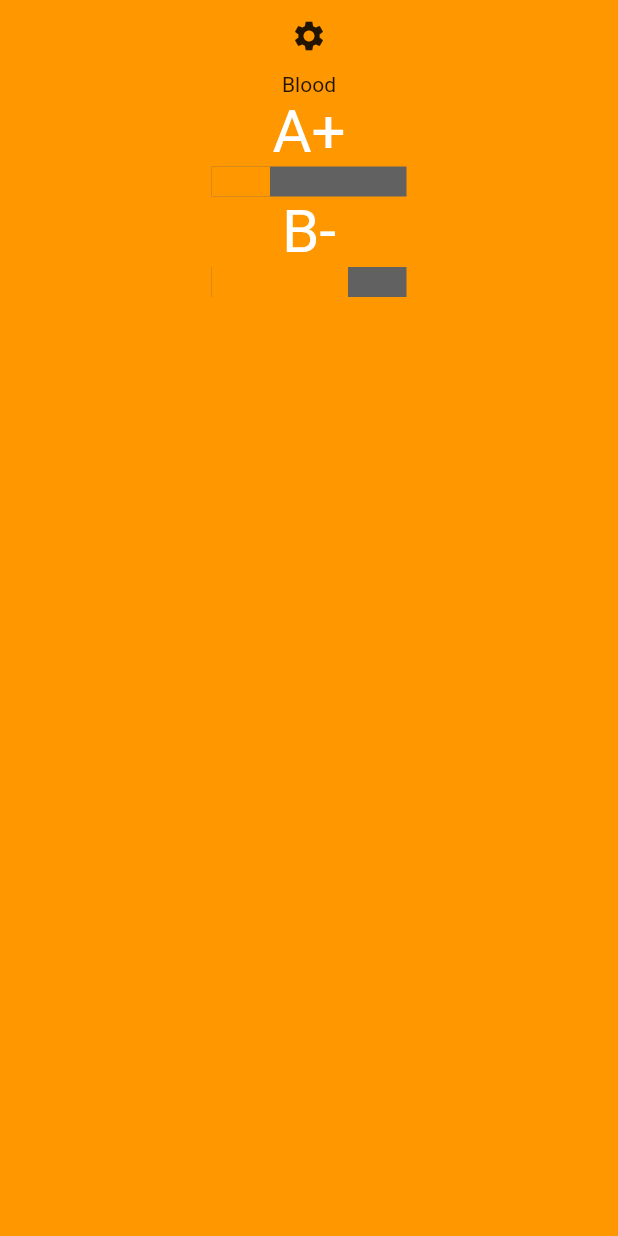
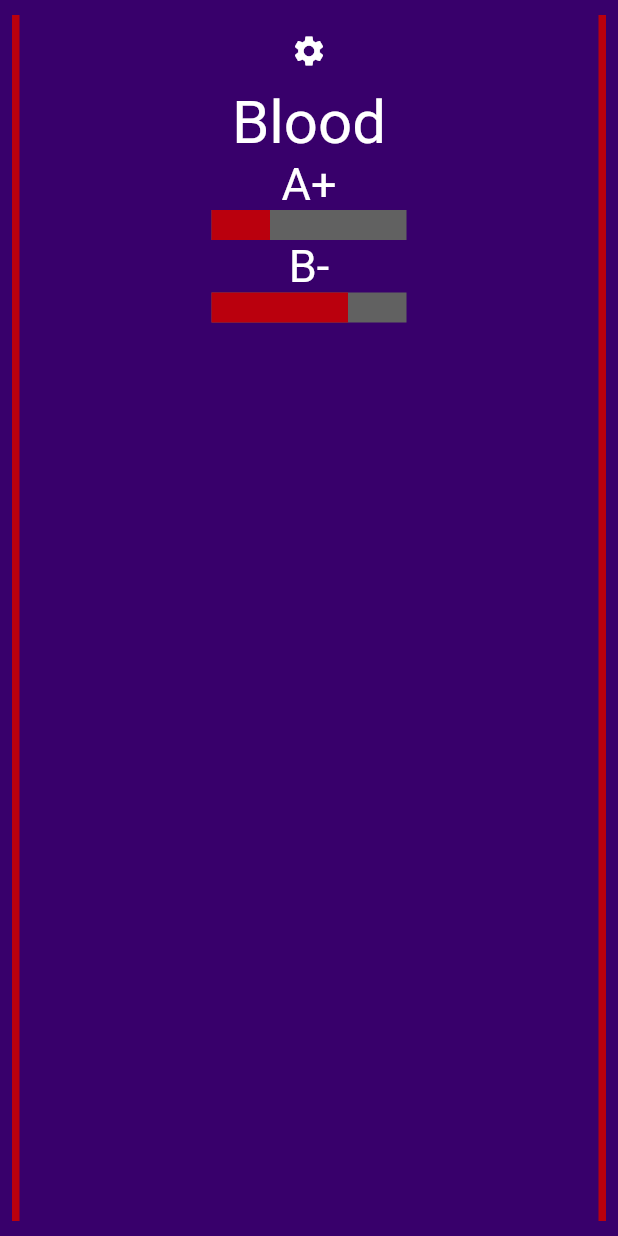
Before and after one commit to devwerewolf/monstr_app, a Flutter app: the SurvivalPage screen opened by its route, on a phone screen of 412 x 824 dp. Run offline on Flutter 3.47's test engine with Material 2 defaults, Android fonts, the phone set to English and light mode, and no system bars; drawn by our look-alikes of percent_indicator; our stand-ins replace bloc, cloud_firestore, flutter_bloc, time; missing offline and left inert: flutter_suncalc; accounts and stored records are empty.

Commit message:
Good borders = good design

```diff
--- a/lib/components/blood_group.dart
+++ b/lib/components/blood_group.dart
@@ -1,5 +1,6 @@
 import 'package:flutter/material.dart';
 import 'package:monstr_app/components/blood_stats.dart';
+import 'package:monstr_app/constants/custom_theme.dart';
 import 'package:monstr_app/utils/blood_list_utils.dart';
 
 class BloodGroup extends StatefulWidget {
@@ -18,7 +19,8 @@ class _BloodGroupState extends State<BloodGroup> {
         return Column(
           children: [
             Text(
-              "Blood"
+              "Blood",
+              style: TextStyle(color: HomePageTextColor, fontSize: 40),
             ),
             ...bloodStatsList
           ],
--- a/lib/components/blood_stats.dart
+++ b/lib/components/blood_stats.dart
@@ -23,14 +23,14 @@ class _BloodStatsState extends State<BloodStats> {
           widget.blood.type,
           style: TextStyle(
             color: HomePageTextColor,
-            fontSize: 40,
+            fontSize: 30,
           ),
           textAlign: TextAlign.center,
         ),
         LinearPercentIndicator(
           width: 150,
           lineHeight: 20,
-          progressColor: Colors.orange,
+          progressColor: Color(0xffba000d),
           backgroundColor: Colors.grey[700],
           percent: widget.blood.percentageAmount,
           alignment: MainAxisAlignment.center,
--- /dev/null
+++ b/lib/components/primary_page_container.dart
@@ -0,0 +1,37 @@
+import 'package:flutter/material.dart';
+import 'package:monstr_app/constants/custom_theme.dart';
+
+class PrimaryPageContainer extends StatefulWidget {
+  final Widget child;
+  final Color borderColor;
+
+  PrimaryPageContainer({@required this.child, this.borderColor = Colors.white});
+
+  @override
+  _PrimaryPageContainerState createState() => _PrimaryPageContainerState();
+}
+
+class _PrimaryPageContainerState extends State<PrimaryPageContainer> {
+  @override
+  Widget build(BuildContext context) {
+    return Container(
+      decoration: BoxDecoration(
+        color: HomePagePanelColor
+      ),
+      child: Padding(
+        padding: const EdgeInsets.symmetric(horizontal: 8.0, vertical: 10.0),
+        child: Container(
+          decoration: BoxDecoration(
+            border: Border.symmetric(
+              vertical: BorderSide(
+                color: widget.borderColor,
+                width: 5,
+              ),
+            ),
+          ),
+          child: widget.child
+        ),
+      ),
+    );
+  }
+}
--- a/lib/design/settings_button.dart
+++ b/lib/components/settings_button.dart
@@ -1,4 +1,5 @@
 import 'package:flutter/material.dart';
+import 'package:monstr_app/constants/custom_theme.dart';
 
 class SettingsButton extends StatefulWidget {
   final String route;
@@ -18,7 +19,7 @@ class _SettingsButtonState extends State<SettingsButton> {
   @override
   Widget build(BuildContext context) {
     return IconButton(
-      icon: Icon(Icons.settings),
+      icon: Icon(Icons.settings, color: HomePageTextColor,),
       onPressed: _goToSettings,
     );
   }
--- a/lib/design/panel.dart
+++ b/lib/design/panel.dart
@@ -1,6 +1,5 @@
 import 'package:flutter/material.dart';
 import 'package:monstr_app/design/full_size_container.dart';
-import 'package:monstr_app/design/panel_list.dart';
 
 class Panel extends StatefulWidget {
   final Color color;
--- a/lib/pages/cosmos_page.dart
+++ b/lib/pages/cosmos_page.dart
@@ -1,4 +1,5 @@
 import 'package:flutter/material.dart';
+import 'package:monstr_app/components/primary_page_container.dart';
 import 'package:monstr_app/design/full_size_container.dart';
 
 class CosmosPage extends StatefulWidget {
@@ -10,9 +11,10 @@ class _CosmosPageState extends State<CosmosPage> {
   @override
   Widget build(BuildContext context) {
     return Scaffold(
-      body: FullSizeContainer(
-        decoration: BoxDecoration(color: Colors.purple),
-      ),
+      body: PrimaryPageContainer(
+        borderColor: Colors.yellow,
+        child: null
+      )
     );
   }
 }
--- a/lib/pages/home_page.dart
+++ b/lib/pages/home_page.dart
@@ -13,7 +13,7 @@ class HomePage extends StatelessWidget {
         child: Column(
           children: [
             CosmosPanelList(),
-            PanelListDivider(color: Colors.green),
+            PanelListDivider(color: Colors.yellow),
             LovePanelList(),
             PanelListDivider(color: Colors.orange),
             SurvivalPanelList(),
--- a/lib/pages/love_page.dart
+++ b/lib/pages/love_page.dart
@@ -1,4 +1,5 @@
 import 'package:flutter/material.dart';
+import 'package:monstr_app/components/primary_page_container.dart';
 import 'package:monstr_app/design/firestore_collection.dart';
 import 'package:monstr_app/design/full_size_container.dart';
 import 'package:monstr_app/models/affirmation.dart';
@@ -11,9 +12,29 @@ class LovePage extends StatefulWidget {
 class _LovePageState extends State<LovePage> {
   @override
   Widget build(BuildContext context) {
+    // return Scaffold(
+    //   body: FullSizeContainer(
+    //     decoration: BoxDecoration(color: Colors.purple),
+    //     child: FirestoreCollection(
+    //       path: "affirmations",
+    //       render: (documentSnapshots) {
+    //         var affirmations = Affirmation.list(documentSnapshots);
+
+    //         return ListView.builder(
+    //           itemCount: affirmations.length,
+    //           itemBuilder: (context, index) {
+    //             Affirmation affirmation = affirmations[index];
+    //             return Text(affirmation.text);
+    //           }
+    //         );
+    //       },
+    //     )
+    //   ),
+    // );
+
     return Scaffold(
-      body: FullSizeContainer(
-        decoration: BoxDecoration(color: Colors.green),
+      body: PrimaryPageContainer(
+        borderColor: Colors.orange,
         child: FirestoreCollection(
           path: "affirmations",
           render: (documentSnapshots) {
@@ -27,7 +48,7 @@ class _LovePageState extends State<LovePage> {
               }
             );
           },
-        )
+        ),
       ),
     );
   }
--- a/lib/pages/survival_page.dart
+++ b/lib/pages/survival_page.dart
@@ -1,6 +1,7 @@
 import 'package:flutter/material.dart';
 import 'package:monstr_app/components/blood_group.dart';
-import 'package:monstr_app/design/settings_button.dart';
+import 'package:monstr_app/components/primary_page_container.dart';
+import 'package:monstr_app/components/settings_button.dart';
 
 class SurvivalPage extends StatelessWidget {
   @override
@@ -8,11 +9,11 @@ class SurvivalPage extends StatelessWidget {
     String route = ModalRoute.of(context).settings.name;
 
     return Scaffold(
-      body: Container(
-        decoration: BoxDecoration(color: Colors.orange),
+      body: PrimaryPageContainer(
+        borderColor: Color(0xffba000d),
         child: Column(
           children: [
-            SettingsButton(route: route,),
+            SettingsButton(route: route),
             BloodGroup(),
           ],
         ),
```
